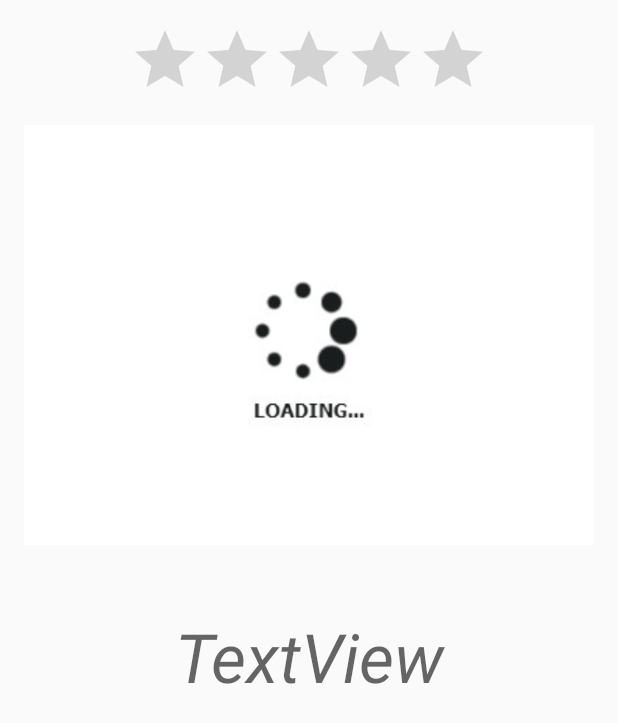
After one commit to akshayramaswamy/friendr, an Android app: the layout fragment_profile.xml on its own in the app's theme, with its tools: preview values and no code run, on a phone screen of 412 x 824 dp. The commit adds this screen. Shown: the top 723 px of the screen. Run offline under Robolectric (Android 15) with nearby library versions, the phone set to English and light mode, and no system bars.

Commit message:
done w app

```diff
--- a/app/build.gradle
+++ b/app/build.gradle
@@ -24,9 +24,10 @@ dependencies {
     androidTestCompile('com.android.support.test.espresso:espresso-core:2.2.2', {
         exclude group: 'com.android.support', module: 'support-annotations'
     })
+    compile files('libs/stanford-android-lib.jar')
     compile 'com.android.support:appcompat-v7:24.0.0'
-    compile files('libs/stanford-android-lib.jar')
     compile 'com.squareup.picasso:picasso:2.5.2'
     compile 'com.koushikdutta.ion:ion:2.+'
+    compile 'com.android.support:support-v4:24.0.0'
     testCompile 'junit:junit:4.12'
 }
--- /dev/null
+++ b/app/src/main/res/layout/fragment_profile.xml
@@ -0,0 +1,45 @@
+<?xml version="1.0" encoding="utf-8"?>
+<LinearLayout xmlns:android="http://schemas.android.com/apk/res/android"
+    xmlns:app="http://schemas.android.com/apk/res-auto"
+    xmlns:tools="http://schemas.android.com/tools"
+    android:id="@+id/activity_profile"
+    android:orientation="vertical"
+    android:layout_width="match_parent"
+    android:layout_height="match_parent"
+    android:layout_gravity="center"
+    android:paddingBottom="@dimen/activity_vertical_margin"
+    android:paddingLeft="@dimen/activity_horizontal_margin"
+    android:paddingRight="@dimen/activity_horizontal_margin"
+    android:paddingTop="@dimen/activity_vertical_margin"
+    tools:context="com.example.akshayramaswamy.cs193a_hw4_aramaswa.ProfileFragment">
+
+    <RatingBar
+        android:layout_gravity="center_horizontal"
+        android:id="@+id/ratingBar"
+        android:layout_width="wrap_content"
+
+        android:layout_height="wrap_content"
+        android:numStars="5"
+        android:stepSize="1.0"
+        android:rating="0.0" />
+
+    <ImageView
+        android:layout_gravity="center_horizontal"
+        android:layout_width="match_parent"
+        android:layout_height="wrap_content"
+        app:srcCompat="@drawable/loading"
+        android:layout_centerVertical="true"
+        android:layout_centerHorizontal="true"
+        android:id="@+id/friend_image" />
+
+    <TextView
+        android:text="TextView"
+        android:layout_gravity="center_horizontal"
+        android:layout_width="match_parent"
+        android:layout_height="match_parent"
+        android:layout_marginTop="34dp"
+        android:id="@+id/friend_text"
+        android:textAppearance="@style/TextAppearance.AppCompat.Display2"
+        android:textAlignment="center"
+        android:textStyle="normal|italic" />
+</LinearLayout>
--- a/app/src/main/res/values/strings.xml
+++ b/app/src/main/res/values/strings.xml
@@ -1,3 +1,6 @@
 <resources>
     <string name="app_name">cs193a_hw4_aramaswa</string>
+
+    <!-- TODO: Remove or change this placeholder text -->
+    <string name="hello_blank_fragment">Hello blank fragment</string>
 </resources>
```
Also changed, not shown: app/src/main/java/com/example/akshayramaswamy/cs193a_hw4_aramaswa/FriendrMainActivity.java (+42 -7 lines), app/src/main/java/com/example/akshayramaswamy/cs193a_hw4_aramaswa/ProfileActivity.java (+9 -38 lines), app/src/main/java/com/example/akshayramaswamy/cs193a_hw4_aramaswa/ProfileFragment.java (added, +91 -0 lines), app/src/main/java/com/example/akshayramaswamy/cs193a_hw4_aramaswa/ViewUsersActivity.java (+29 -57 lines), app/src/main/res/layout-land/activity_view_users.xml (added, +36 -0 lines), app/src/main/res/layout/activity_friendr_main.xml (+0 -10 lines), app/src/main/res/layout/activity_profile.xml (+7 -36 lines), app/src/main/res/layout/friends.xml (+3 -5 lines), app/src/main/res/layout/landscape_friends.xml (added, +21 -0 lines), app/src/main/res/layout/activity_view_users.xml (indentation only), 2 other files.
